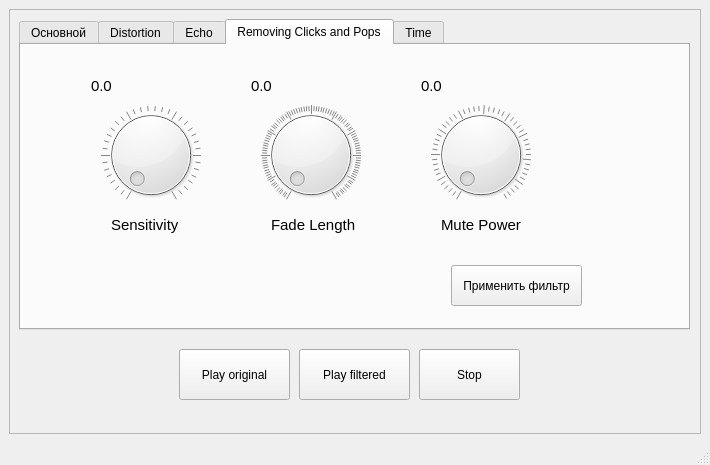
This is ui/mainForm.ui in Andrew-Garanin/AudioDigitalFiltering as Qt 5 draws it before an edit. The edited form follows.
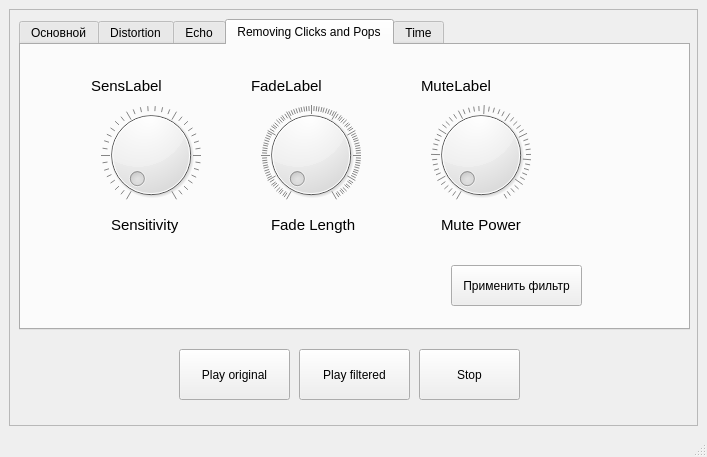
This is the edited form. The open tabs and pages were chosen to show the change.

```diff
--- a/ui/mainForm.ui
+++ b/ui/mainForm.ui
@@ -6,8 +6,8 @@
    <rect>
     <x>0</x>
     <y>0</y>
-    <width>710</width>
-    <height>465</height>
+    <width>707</width>
+    <height>457</height>
    </rect>
   </property>
   <property name="windowTitle">
@@ -640,7 +640,7 @@
           <rect>
            <x>400</x>
            <y>30</y>
-           <width>81</width>
+           <width>111</width>
            <height>21</height>
           </rect>
          </property>
@@ -650,7 +650,7 @@
           </font>
          </property>
          <property name="text">
-          <string>0.0</string>
+          <string>MuteLabel</string>
          </property>
         </widget>
         <widget class="QDial" name="mutePowerWheel">
@@ -707,7 +707,7 @@
           <rect>
            <x>70</x>
            <y>30</y>
-           <width>81</width>
+           <width>101</width>
            <height>21</height>
           </rect>
          </property>
@@ -717,7 +717,7 @@
           </font>
          </property>
          <property name="text">
-          <string>0.0</string>
+          <string>SensLabel</string>
          </property>
         </widget>
         <widget class="QDial" name="fadeLengthWheel">
@@ -753,7 +753,7 @@
           <rect>
            <x>230</x>
            <y>30</y>
-           <width>81</width>
+           <width>101</width>
            <height>21</height>
           </rect>
          </property>
@@ -763,7 +763,7 @@
           </font>
          </property>
          <property name="text">
-          <string>0.0</string>
+          <string>FadeLabel</string>
          </property>
         </widget>
         <widget class="QLabel" name="fadeLengtLabel">
```
Left out of the diff: 14 changed lines with no effect on the pictures.
